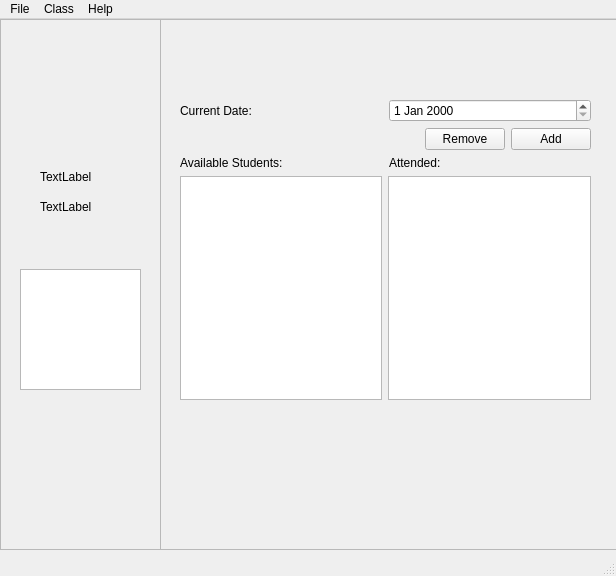
The window that mainwindow.ui (Furao/Class-Attendance) describes before a commit, drawn with Qt 5.
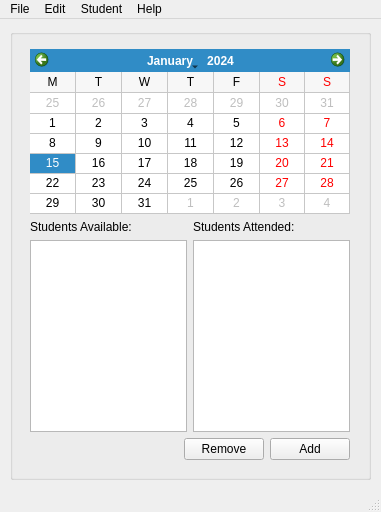
The same window after the commit.

Commit message: Implemented a model/view interface

```diff
--- a/mainwindow.ui
+++ b/mainwindow.ui
@@ -6,56 +6,145 @@
    <rect>
     <x>0</x>
     <y>0</y>
-    <width>616</width>
-    <height>576</height>
+    <width>381</width>
+    <height>512</height>
    </rect>
   </property>
   <property name="windowTitle">
    <string>Attendance</string>
   </property>
   <widget class="QWidget" name="centralwidget">
-   <widget class="QFrame" name="frame">
+   <widget class="QGroupBox" name="groupBox">
     <property name="geometry">
      <rect>
-      <x>160</x>
-      <y>0</y>
-      <width>461</width>
-      <height>531</height>
+      <x>10</x>
+      <y>10</y>
+      <width>361</width>
+      <height>451</height>
      </rect>
     </property>
-    <property name="frameShape">
-     <enum>QFrame::StyledPanel</enum>
-    </property>
-    <property name="frameShadow">
-     <enum>QFrame::Raised</enum>
-    </property>
-    <widget class="QWidget" name="layoutWidget">
+    <widget class="QWidget" name="verticalLayoutWidget">
      <property name="geometry">
       <rect>
        <x>20</x>
-       <y>80</y>
-       <width>411</width>
-       <height>301</height>
+       <y>20</y>
+       <width>320</width>
+       <height>411</height>
       </rect>
      </property>
      <layout class="QVBoxLayout" name="verticalLayout">
-      <item>
-       <layout class="QHBoxLayout" name="horizontalLayout">
-        <item>
-         <widget class="QLabel" name="dateLabel">
-          <property name="text">
-           <string>Current Date:</string>
-          </property>
-         </widget>
-        </item>
-        <item>
-         <widget class="QDateEdit" name="dateEdit"/>
-        </item>
-       </layout>
-      </item>
       <item>
        <layout class="QHBoxLayout" name="horizontalLayout_2">
         <item>
+         <widget class="QCalendarWidget" name="calendarWidget">
+          <property name="minimumDate">
+           <date>
+            <year>1752</year>
+            <month>10</month>
+            <day>14</day>
+           </date>
+          </property>
+          <property name="gridVisible">
+           <bool>true</bool>
+          </property>
+          <property name="selectionMode">
+           <enum>QCalendarWidget::SingleSelection</enum>
+          </property>
+          <property name="horizontalHeaderFormat">
+           <enum>QCalendarWidget::SingleLetterDayNames</enum>
+          </property>
+          <property name="verticalHeaderFormat">
+           <enum>QCalendarWidget::NoVerticalHeader</enum>
+          </property>
+          <property name="navigationBarVisible">
+           <bool>true</bool>
+          </property>
+          <property name="dateEditEnabled">
+           <bool>true</bool>
+          </property>
+         </widget>
+        </item>
+       </layout>
+      </item>
+      <item>
+       <layout class="QHBoxLayout" name="horizontalLayout_5">
+        <item>
+         <widget class="QLabel" name="label">
+          <property name="text">
+           <string>Students Available:</string>
+          </property>
+          <property name="scaledContents">
+           <bool>false</bool>
+          </property>
+          <property name="wordWrap">
+           <bool>true</bool>
+          </property>
+         </widget>
+        </item>
+        <item>
+         <widget class="QLabel" name="label_2">
+          <property name="text">
+           <string>Students Attended:</string>
+          </property>
+          <property name="scaledContents">
+           <bool>false</bool>
+          </property>
+          <property name="wordWrap">
+           <bool>true</bool>
+          </property>
+         </widget>
+        </item>
+       </layout>
+      </item>
+      <item>
+       <layout class="QHBoxLayout" name="horizontalLayout_4">
+        <item>
+         <widget class="QListView" name="availListView">
+          <property name="frameShape">
+           <enum>QFrame::StyledPanel</enum>
+          </property>
+          <property name="frameShadow">
+           <enum>QFrame::Sunken</enum>
+          </property>
+          <property name="alternatingRowColors">
+           <bool>true</bool>
+          </property>
+          <property name="selectionMode">
+           <enum>QAbstractItemView::MultiSelection</enum>
+          </property>
+         </widget>
+        </item>
+        <item>
+         <spacer name="horizontalSpacer_2">
+          <property name="orientation">
+           <enum>Qt::Horizontal</enum>
+          </property>
+          <property name="sizeHint" stdset="0">
+           <size>
+            <width>40</width>
+            <height>20</height>
+           </size>
+          </property>
+         </spacer>
+        </item>
+        <item>
+         <widget class="QListView" name="attendListView">
+          <property name="alternatingRowColors">
+           <bool>true</bool>
+          </property>
+          <property name="selectionMode">
+           <enum>QAbstractItemView::MultiSelection</enum>
+          </property>
+          <property name="uniformItemSizes">
+           <bool>false</bool>
+          </property>
+         </widget>
+        </item>
+       </layout>
+      </item>
+      <item>
+       <layout class="QHBoxLayout" name="horizontalLayout">
+        <item>
          <spacer name="horizontalSpacer">
           <property name="orientation">
            <enum>Qt::Horizontal</enum>
@@ -80,113 +169,21 @@
           <property name="text">
            <string>Add</string>
           </property>
-          <property name="autoRepeat">
-           <bool>true</bool>
-          </property>
-          <property name="autoDefault">
-           <bool>false</bool>
-          </property>
-          <property name="default">
-           <bool>false</bool>
-          </property>
-          <property name="flat">
-           <bool>false</bool>
-          </property>
          </widget>
         </item>
        </layout>
       </item>
-      <item>
-       <layout class="QHBoxLayout" name="horizontalLayout_4">
-        <item>
-         <widget class="QLabel" name="availLabel">
-          <property name="text">
-           <string>Available Students:</string>
-          </property>
-         </widget>
-        </item>
-        <item>
-         <widget class="QLabel" name="AttendLabel">
-          <property name="text">
-           <string>Attended:</string>
-          </property>
-         </widget>
-        </item>
-       </layout>
-      </item>
-      <item>
-       <layout class="QHBoxLayout" name="horizontalLayout_3">
-        <item>
-         <widget class="QListWidget" name="availListWidget"/>
-        </item>
-        <item>
-         <widget class="QListWidget" name="attendListWidget"/>
-        </item>
-       </layout>
-      </item>
      </layout>
     </widget>
    </widget>
-   <widget class="QFrame" name="frame_2">
-    <property name="geometry">
-     <rect>
-      <x>0</x>
-      <y>0</y>
-      <width>161</width>
-      <height>531</height>
-     </rect>
-    </property>
-    <property name="frameShape">
-     <enum>QFrame::StyledPanel</enum>
-    </property>
-    <property name="frameShadow">
-     <enum>QFrame::Raised</enum>
-    </property>
-    <widget class="QLabel" name="label_2">
-     <property name="geometry">
-      <rect>
-       <x>40</x>
-       <y>150</y>
-       <width>62</width>
-       <height>16</height>
-      </rect>
-     </property>
-     <property name="text">
-      <string>TextLabel</string>
-     </property>
-    </widget>
-    <widget class="QLabel" name="label_3">
-     <property name="geometry">
-      <rect>
-       <x>40</x>
-       <y>180</y>
-       <width>62</width>
-       <height>16</height>
-      </rect>
-     </property>
-     <property name="text">
-      <string>TextLabel</string>
-     </property>
-    </widget>
-    <widget class="QTreeView" name="treeView">
-     <property name="geometry">
-      <rect>
-       <x>20</x>
-       <y>250</y>
-       <width>121</width>
-       <height>121</height>
-      </rect>
-     </property>
-    </widget>
-   </widget>
   </widget>
   <widget class="QMenuBar" name="menubar">
    <property name="geometry">
     <rect>
      <x>0</x>
      <y>0</y>
-     <width>616</width>
-     <height>22</height>
+     <width>381</width>
+     <height>21</height>
     </rect>
    </property>
    <widget class="QMenu" name="menuFile">
@@ -196,12 +193,16 @@
     <addaction name="actionNew_Class_Database"/>
     <addaction name="actionOpen_Class_Database"/>
    </widget>
-   <widget class="QMenu" name="menuClass">
+   <widget class="QMenu" name="menuEdit">
     <property name="title">
-     <string>Class</string>
+     <string>Edit</string>
     </property>
-    <addaction name="actionAdd_Student"/>
-    <addaction name="actionRemove_Students"/>
+   </widget>
+   <widget class="QMenu" name="menuStudent">
+    <property name="title">
+     <string>Student</string>
+    </property>
+    <addaction name="actionEdit_Students"/>
    </widget>
    <widget class="QMenu" name="menuHelp">
     <property name="title">
@@ -210,7 +211,8 @@
     <addaction name="actionAbout"/>
    </widget>
    <addaction name="menuFile"/>
-   <addaction name="menuClass"/>
+   <addaction name="menuEdit"/>
+   <addaction name="menuStudent"/>
    <addaction name="menuHelp"/>
   </widget>
   <widget class="QStatusBar" name="statusbar"/>
```
Left out of the diff: 57 changed lines with no effect on the pictures. The commit also changes 2 other files.
